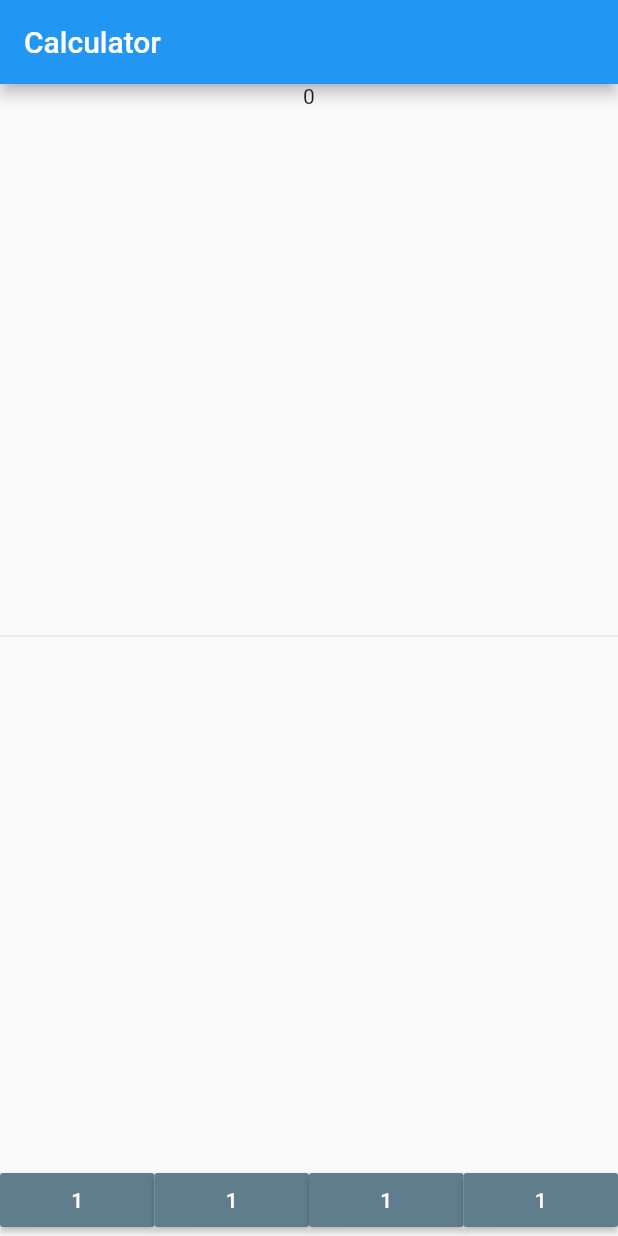
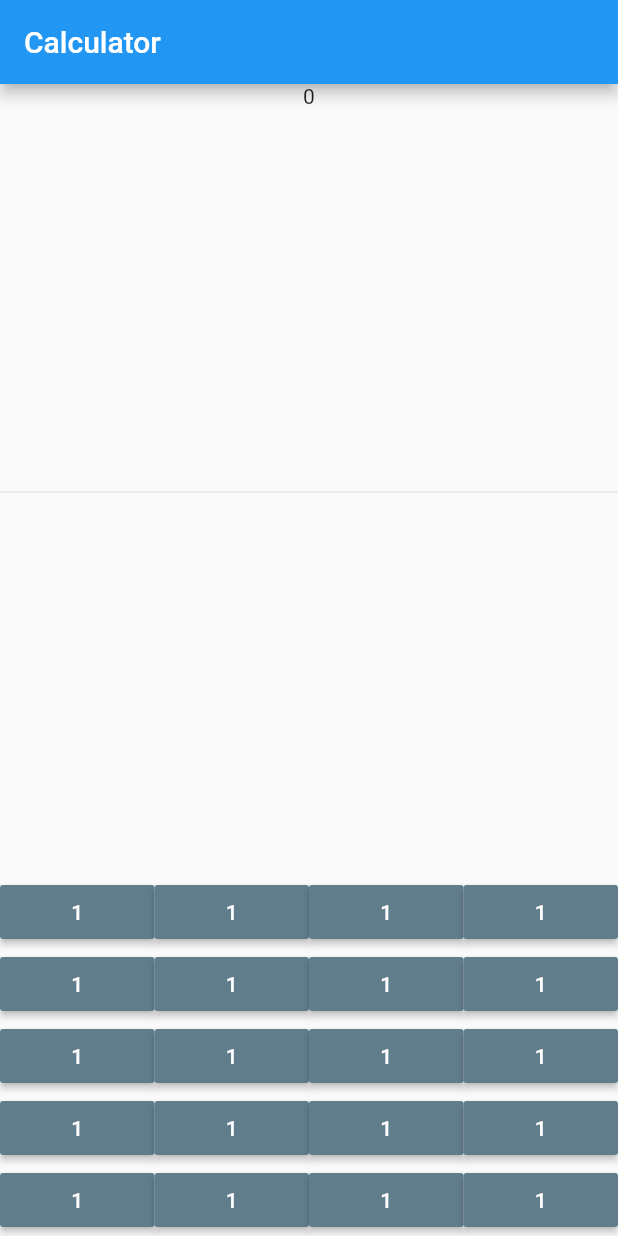
Before and after one commit to kurokawayuki28/flutterAppYolo, a Flutter app: the screen it shows after launch, on a phone screen of 412 x 824 dp. Run offline on Flutter 3.47's test engine with Material 2 defaults, Android fonts, the phone set to English and light mode, and no system bars.

Commit message:
Update 5

```diff
--- a/lib/main.dart
+++ b/lib/main.dart
@@ -53,14 +53,45 @@ class _MyHomePageState extends State<MyHomePage> {
               child: new Divider(),
             ),
 
-            new Row(
+            new Column(
               children: [
-                buildButton(),
-                buildButton(),
-                buildButton(),
-                buildButton()
-              ],
-            )
+
+                new Row(
+                  children: [
+                    buildButton(),
+                    buildButton(),
+                    buildButton(),
+                    buildButton()
+                  ]),
+                  new Row(
+                  children: [
+                    buildButton(),
+                    buildButton(),
+                    buildButton(),
+                    buildButton()
+                  ]),
+                  new Row(
+                  children: [
+                    buildButton(),
+                    buildButton(),
+                    buildButton(),
+                    buildButton()
+                  ]),
+                  new Row(
+                  children: [
+                    buildButton(),
+                    buildButton(),
+                    buildButton(),
+                    buildButton()
+                  ]),
+                  new Row(
+                  children: [
+                    buildButton(),
+                    buildButton(),
+                    buildButton(),
+                    buildButton()
+                  ]),
+              ],)
           ])
         )
     );
```
Also changed, not shown: 1 other file.
